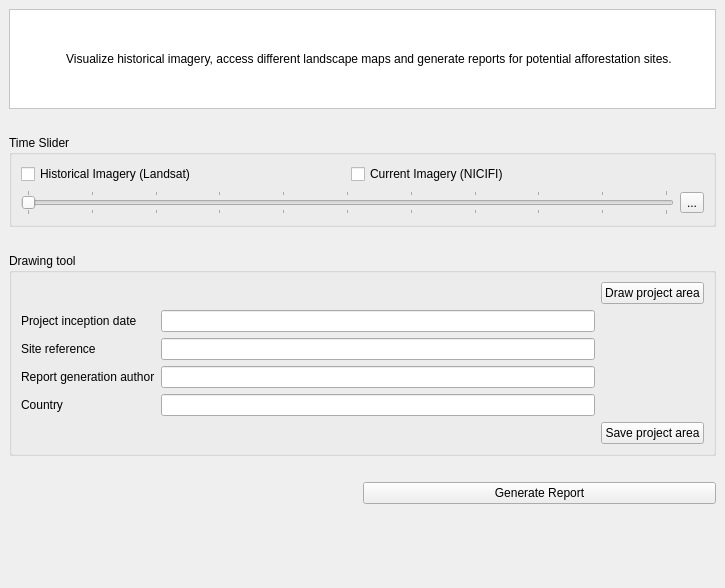
First picture: the form in src/qgis_gea_plugin/ui/main_dockwidget.ui, repository ketankartoza/qgis-gea-plugin, before the edit.
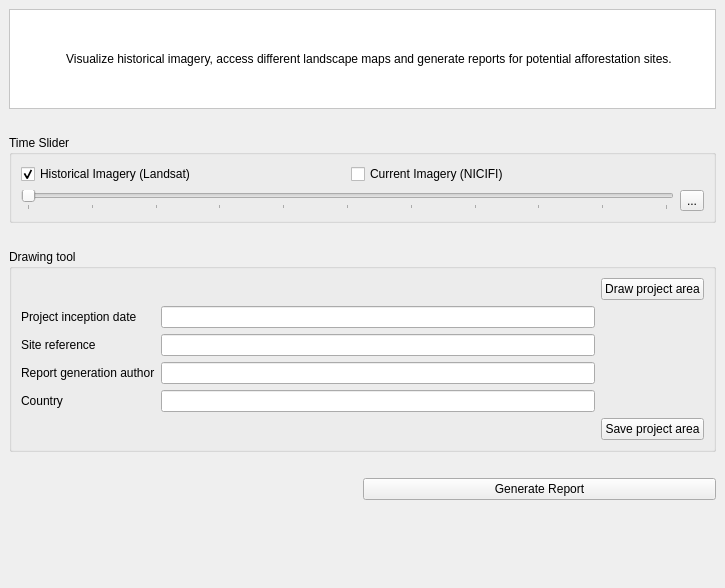
Second picture: the form after the edit. Icons and pictures are not drawn.

Commit message: time slider animation implementation

Patch:
```diff
--- a/src/qgis_gea_plugin/ui/main_dockwidget.ui
+++ b/src/qgis_gea_plugin/ui/main_dockwidget.ui
@@ -126,7 +126,7 @@
           <enum>Qt::Horizontal</enum>
          </property>
          <property name="tickPosition">
-          <enum>QSlider::TicksBothSides</enum>
+          <enum>QSlider::TicksBelow</enum>
          </property>
         </widget>
        </item>
@@ -142,6 +142,12 @@
          <property name="text">
           <string>Historical Imagery (Landsat)</string>
          </property>
+         <property name="checked">
+          <bool>true</bool>
+         </property>
+         <attribute name="buttonGroup">
+          <string notr="true">buttonGroup</string>
+         </attribute>
         </widget>
        </item>
        <item row="2" column="2">
```
Left out of the diff: 12 changed lines with no effect on the pictures. The commit also changes 3 other files.
